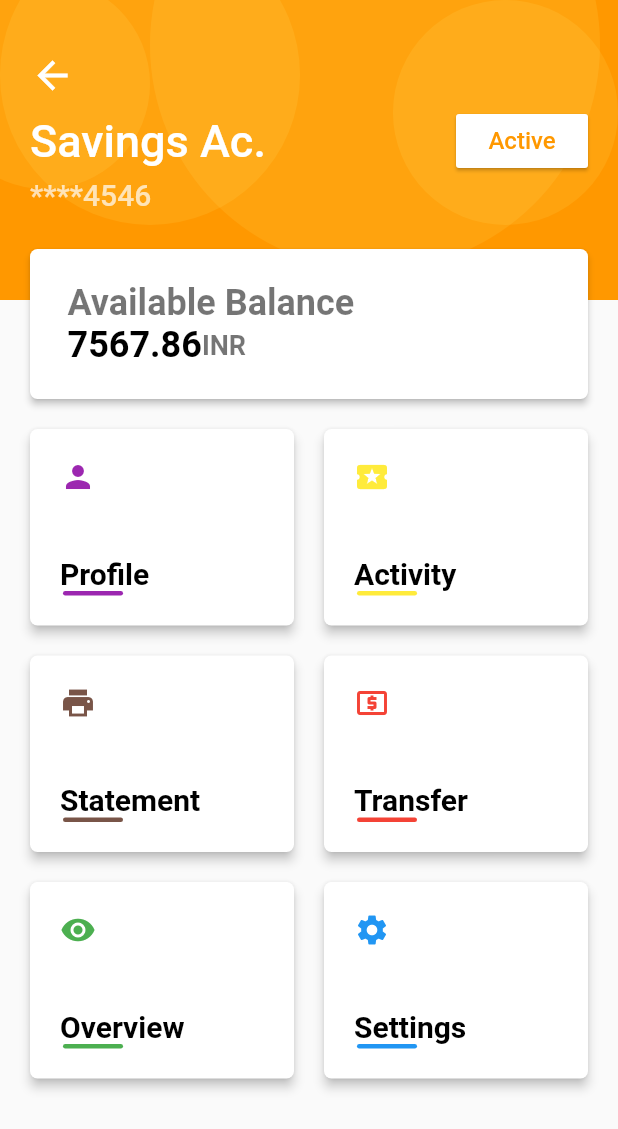
After one commit to ch-muhammad-adil/our_flutter_ui_challenges, a Flutter app: the BankingAppHomeScreen screen opened directly, on a phone screen of 412 x 824 dp. The commit adds this screen. Shown: the top 1129 px of the screen. Run offline on Flutter 3.47's test engine with Material 2 defaults, Android fonts, the phone set to English and light mode, and no system bars; our stand-ins replace percent_indicator.

Commit message:
added banking application screen

```diff
--- /dev/null
+++ b/lib/banking_application_screens/banking_application_home_screen.dart
@@ -0,0 +1,275 @@
+import 'package:flutter/material.dart';
+class BankingAppHomeScreen extends StatefulWidget {
+  BankingAppHomeScreen({Key key, this.title}) : super(key: key);
+
+  final String title;
+
+  @override
+  _BankingAppHomeScreenState createState() => _BankingAppHomeScreenState();
+}
+
+class EmptyAppBar extends StatelessWidget implements PreferredSizeWidget {
+  @override
+  Widget build(BuildContext context) {
+    return Container();
+  }
+
+  @override
+  Size get preferredSize => Size(0.0, 0.0);
+}
+
+class _BankingAppHomeScreenState extends State<BankingAppHomeScreen> {
+  @override
+  Widget build(BuildContext context) {
+    return Scaffold(
+      primary: false,
+      appBar: EmptyAppBar(),
+      body: ListView(
+        children: <Widget>[
+          Stack(
+            children: <Widget>[
+              Container(
+                height: 200.0,
+                width: double.infinity,
+                color: Colors.orange,
+              ),
+              Positioned(
+                  bottom: 150,
+                  left: -40,
+                  child: Container(
+                    height: 140,
+                    width: 140,
+                    decoration: BoxDecoration(
+                        borderRadius: BorderRadius.circular(70),
+                        color: Colors.yellowAccent[100].withOpacity(0.1)),
+                  )),
+              Positioned(
+                  top: -120,
+                  left: 100,
+                  child: Container(
+                    height: 300,
+                    width: 300,
+                    decoration: BoxDecoration(
+                        borderRadius: BorderRadius.circular(150),
+                        color: Colors.yellowAccent[100].withOpacity(0.1)),
+                  )),
+              Positioned(
+                  top: -50,
+                  left: 0,
+                  child: Container(
+                    height: 200,
+                    width: 200,
+                    decoration: BoxDecoration(
+                        borderRadius: BorderRadius.circular(100),
+                        color: Colors.yellowAccent[100].withOpacity(0.1)),
+                  )),
+              Positioned(
+                  top: 0,
+                  right: 0,
+                  child: Container(
+                    height: 150,
+                    width: 150,
+                    decoration: BoxDecoration(
+                        borderRadius: BorderRadius.circular(75),
+                        color: Colors.yellowAccent[100].withOpacity(0.1)),
+                  )),
+              Column(
+                crossAxisAlignment: CrossAxisAlignment.start,
+                children: <Widget>[
+                  SizedBox(
+                    height: 35.0,
+                  ),
+                  Padding(
+                    padding: const EdgeInsets.only(left: 20),
+                    child: GestureDetector(
+                      onTap: () {
+                        Navigator.pop(context);
+                      },
+                      child: Icon(
+                        Icons.arrow_back,
+                        color: Colors.white,
+                        size: 30,
+                      ),
+                    ),
+                  ),
+                  SizedBox(
+                    height: 5.0,
+                  ),
+                  Padding(
+                    padding: const EdgeInsets.fromLTRB(20.0, 0.0, 20.0, 0.0),
+                    child: Row(
+                      crossAxisAlignment: CrossAxisAlignment.center,
+                      children: <Widget>[
+                        Text(
+                          "Savings Ac.",
+                          style: TextStyle(
+                              fontSize: 30,
+                              color: Colors.white,
+                              fontWeight: FontWeight.w500),
+                        ),
+                        Expanded(
+                          flex: 1,
+                          child: Container(),
+                        ),
+                        RaisedButton(
+                          child: Text(
+                            "Active",
+                            style: TextStyle(
+                                color: Colors.orange,
+                                fontWeight: FontWeight.w500,
+                                fontSize: 16),
+                          ),
+                          onPressed: () {},
+                          elevation: 1.0,
+                          color: Colors.white,
+                        ),
+                      ],
+                    ),
+                  ),
+                  Padding(
+                    padding: const EdgeInsets.fromLTRB(20.0, 0.0, 20.0, 0.0),
+                    child: Text(
+                      "****4546",
+                      style: TextStyle(
+                          fontSize: 20,
+                          color: Colors.white.withOpacity(0.70),
+                          fontWeight: FontWeight.w500),
+                    ),
+                  ),
+                  SizedBox(
+                    height: 25,
+                  ),
+                  Padding(
+                    padding: const EdgeInsets.fromLTRB(20, 0, 20, 10),
+                    child: Container(
+                      height: 100,
+                      width: MediaQuery.of(context).size.width,
+                      child: Material(
+                        elevation: 2.0,
+                        color: Colors.white,
+                        borderRadius: BorderRadius.circular(5.0),
+                        child: Padding(
+                          padding: const EdgeInsets.only(left: 25),
+                          child: Column(
+                            mainAxisAlignment: MainAxisAlignment.center,
+                            crossAxisAlignment: CrossAxisAlignment.start,
+                            children: <Widget>[
+                              Text(
+                                'Available Balance',
+                                style: TextStyle(
+                                    fontSize: 24,
+                                    fontWeight: FontWeight.bold,
+                                    color: Colors.black54),
+                              ),
+                              Row(
+                                children: <Widget>[
+                                  Text(
+                                    '7567.86',
+                                    style: TextStyle(
+                                        fontSize: 24,
+                                        fontWeight: FontWeight.bold,
+                                        color: Colors.black),
+                                  ),
+                                  Text(
+                                    'INR',
+                                    style: TextStyle(
+                                        fontSize: 18,
+                                        fontWeight: FontWeight.bold,
+                                        color: Colors.black54),
+                                  )
+                                ],
+                              ),
+                            ],
+                          ),
+                        ),
+                      ),
+                    ),
+                  )
+                ],
+              ),
+            ],
+          ),
+          getGridView()
+        ],
+      ),
+    );
+  }
+
+
+  Widget getGridView() {
+
+    return GridView.count(
+      shrinkWrap: true,
+      crossAxisCount: 2,
+      primary: false,
+      childAspectRatio: (MediaQuery
+          .of(context)
+          .size
+          .width - 60 / 2) / 280,
+      children: <Widget>[
+        createTile(0,_selectedIndex,false, 'Profile', Colors.purple, Icons.person),
+        createTile(1,_selectedIndex,true, 'Activity', Colors.yellow, Icons.local_activity),
+        createTile(2,_selectedIndex,false, 'Statement', Colors.brown, Icons.print),
+        createTile(3,_selectedIndex,true, 'Transfer', Colors.red, Icons.local_atm),
+        createTile(4,_selectedIndex,false, 'Overview', Colors.green, Icons.remove_red_eye),
+        createTile(5,_selectedIndex,true, 'Settings', Colors.blue, Icons.settings),
+      ],
+    );
+  }
+  int _selectedIndex = -1;
+  Widget createTile(int index,int selectedIndex,bool isEven, String title, Color color, IconData icon) {
+
+    return Padding(
+      padding: EdgeInsets.only(
+          left:  isEven?10:20, right: isEven?20:10, top: 10, bottom: 10),
+      child: Container(
+        width: MediaQuery.of(context).size.width,
+        child: GestureDetector(
+          onTap: (){
+            setState(() {
+              _selectedIndex = index;
+            });
+          },
+          child: Material(
+            elevation: 3.0,
+            color: _selectedIndex==index?Colors.orange:Colors.white,
+            borderRadius: BorderRadius.circular(5.0),
+            child: Padding(
+              padding: const EdgeInsets.only(left: 20,top: 20,bottom: 20),
+              child: Column(
+                mainAxisAlignment: MainAxisAlignment.spaceBetween,
+                crossAxisAlignment: CrossAxisAlignment.start,
+                children: <Widget>[
+                  Icon(icon,color: _selectedIndex==index?Colors.white:color,),
+                  Column(
+                    crossAxisAlignment: CrossAxisAlignment.start,
+                    children: <Widget>[
+                      Text(
+                        title,
+                        style: TextStyle(
+                            fontSize: 20,
+                            fontWeight: FontWeight.bold,
+                            color: _selectedIndex==index?Colors.white:Colors.black),
+                      ),
+                      Padding(
+                        padding: const EdgeInsets.only(left:2.0),
+                        child: Container(
+                          height: 3.0,
+                          width: 40,
+                          decoration: BoxDecoration(
+                            borderRadius: BorderRadius.circular(2.0),
+                            color: _selectedIndex==index?Colors.orange:color,
+                          ),
+                        ),
+                      )
+                    ],
+                  ),
+                ],
+              ),
+            ),
+          ),
+        ),
+      ),
+    );
+  }
+}
--- a/lib/main.dart
+++ b/lib/main.dart
@@ -1,4 +1,5 @@
 import 'package:flutter/material.dart';
+import 'package:my_flutter_ui_challenges/banking_application_screens/banking_application_home_screen.dart';
 import 'package:scoped_model/scoped_model.dart';
 import 'package:my_flutter_ui_challenges/car_rental_screens/signup_screen.dart';
 import 'package:my_flutter_ui_challenges/tickets_booking_screens/book_tickets_screen.dart';
@@ -30,6 +31,7 @@ class MyHomePageState extends State<MyHomePage> {
   List<String> challengesList = [
     "Car Rental App Screens",
     "Ticket Booking App Screens",
+    "Banking App Home Screen",
   ];
 
   @override
@@ -91,6 +93,11 @@ class SingleItem extends StatelessWidget {
                 context,
                 MaterialPageRoute(
                     builder: (context) => TicketBookingScreen()));
+          }else if(index == 2){
+            Navigator.push(
+                context,
+                MaterialPageRoute(
+                    builder: (context) => BankingAppHomeScreen()));
           }
         },
         child: Card(
```
Also changed, not shown: lib/car_rental_screens/signup_screen.dart (+0 -34 lines).
